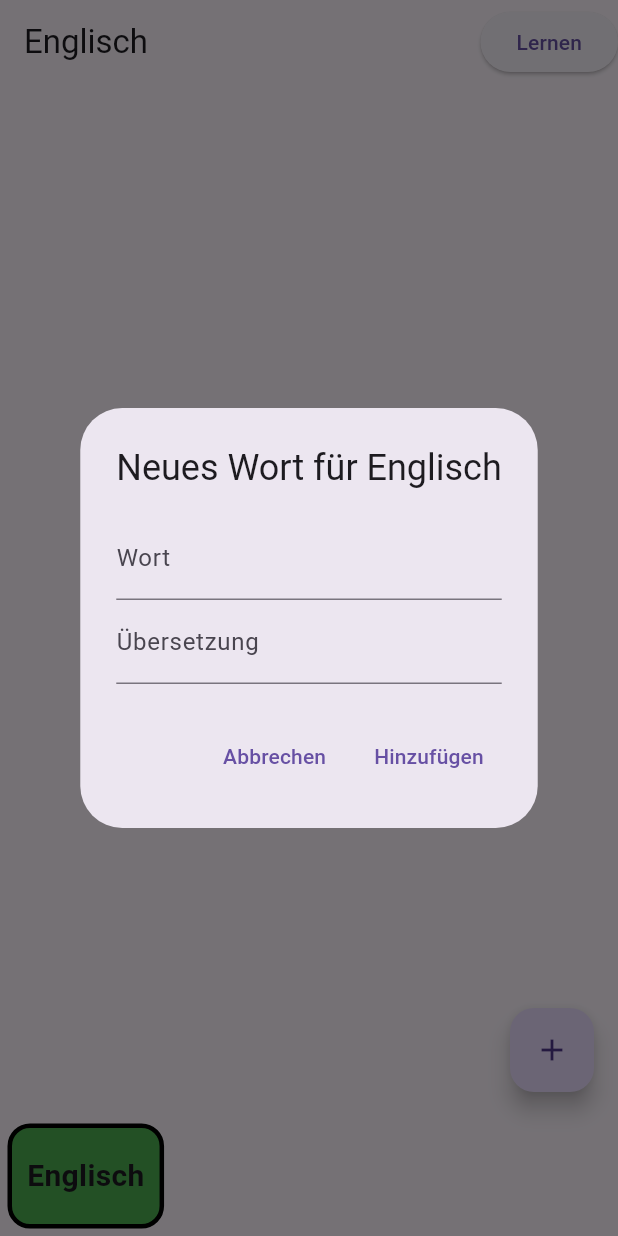
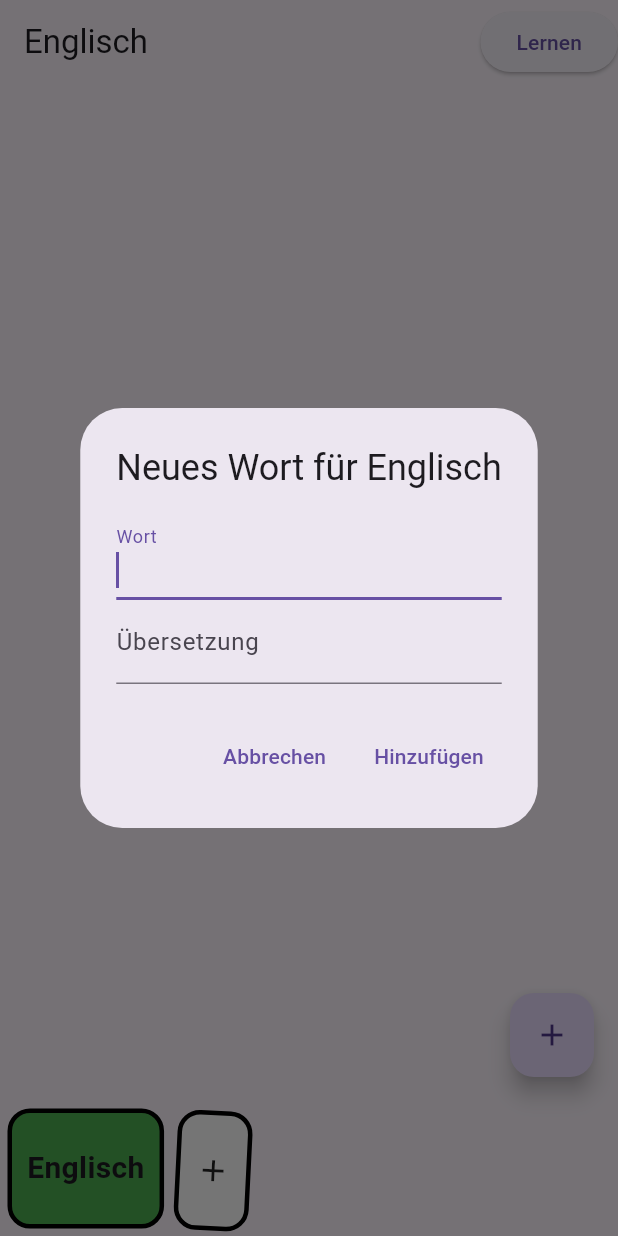
Before and after one commit to d-a-vi-d/voc_trainer, a Flutter app: the screen it shows after launch, after a tap on the "add" icon, on a phone screen of 412 x 824 dp. Run offline on Flutter 3.47's test engine with Material 3 defaults, Android fonts, the phone set to English and light mode, and no system bars; our stand-ins replace shared_preferences.

Commit message:
app funktionstüchtig!! icon der app zu ändern probiert aber noch nicht fertig geschafft

```diff
--- a/lib/screens/home_screen.dart
+++ b/lib/screens/home_screen.dart
@@ -1,11 +1,7 @@
-import 'dart:math';
-
 import 'package:flutter/material.dart';
-import '../widgets/language_bar.dart';
 import 'voc_screen.dart';
 import 'learn_mode_screen.dart';
 import '../services/word_service.dart';
-import '../models/word.dart';
 
 class HomeScreen extends StatefulWidget {
   const HomeScreen({super.key});
@@ -29,6 +25,7 @@ class _HomeScreenState extends State<HomeScreen> {
       builder: (context) => AlertDialog(
         title: const Text('Sprache hinzufügen'),
         content: TextField(
+          autofocus: true,
           controller: controller,
           decoration: const InputDecoration(labelText: 'Sprache'),
         ),
@@ -53,7 +50,8 @@ class _HomeScreenState extends State<HomeScreen> {
     );
   }
 
-  void _deleteLanguage(String lang) {
+  void _deleteLanguageDialog(int index) {
+    final lang = WordService.languages[index];
     showDialog(
       context: context,
       builder: (context) => AlertDialog(
@@ -66,8 +64,11 @@ class _HomeScreenState extends State<HomeScreen> {
             child: const Text('Abbrechen'),
           ),
           TextButton(
-            onPressed: () {
-              WordService.removeLanguage(lang);
+            onPressed: () async {
+              if (index <= selectedLangIndex) {
+                selectedLangIndex -= 1;
+              }
+              await WordService.removeLanguage(lang);
               setState(() {});
               Navigator.pop(context);
             },
@@ -101,9 +102,6 @@ class _HomeScreenState extends State<HomeScreen> {
   Widget build(BuildContext context) {
     final currentLang = WordService.languages[selectedLangIndex];
 
-    const Color mainGreen = Color(0xFF4CB78A);
-    const Color accentGreen = Color(0xFF7DD8A7);
-
     return Scaffold(
       appBar: AppBar(
         title: Text(currentLang),
@@ -123,17 +121,22 @@ class _HomeScreenState extends State<HomeScreen> {
       ),
       body: VocScreen(language: currentLang),
       bottomNavigationBar: SizedBox(
-        height: 80,
-
-
+        height: 90,
         child: ReorderableListView(
           proxyDecorator: (Widget child, int index, Animation<double> animation) => _buildLanguagetile(index),
           scrollDirection: Axis.horizontal,
-          onReorder: (int oldIndex, int newIndex) {
+          onReorder: (int index, int newIndex) {
+            final plusIndex = WordService.languages.length + 1;
+
+            if (newIndex == plusIndex) {
+              _deleteLanguageDialog(index);
+              return;
+            }
+
             setState(() {
-              if (oldIndex < newIndex) newIndex -= 1;
+              if (index < newIndex) newIndex -= 1;
               final previouslySelected = WordService.languages[selectedLangIndex];
-              final String item = WordService.languages.removeAt(oldIndex);
+              final String item = WordService.languages.removeAt(index);
               WordService.languages.insert(newIndex, item);
 
               selectedLangIndex = WordService.languages.indexOf(previouslySelected);
@@ -153,6 +156,29 @@ class _HomeScreenState extends State<HomeScreen> {
                 key: Key('$index'),
                 child: _buildLanguagetile(index)
               ),
+            GestureDetector(
+              onTap: (){
+                _addLanguageDialog();
+                setState(() {
+                });
+              },
+              onLongPress: () {},
+              key: Key('add/ delete Button'),
+              child: Container(
+                margin: const EdgeInsets.all(5),
+                decoration: BoxDecoration(
+                  color: Colors.white,
+                  borderRadius: BorderRadius.circular(15),
+                  border: Border.all(color: Colors.black, width: 3),
+                ),
+                alignment: Alignment.center,
+                padding: const EdgeInsets.all(10),
+                transform: Matrix4.rotationZ(0.05),
+                child: Icon(Icons.add)
+              ),
+            )
+
+
           ],
         )
         // child: LanguageBar(
--- a/lib/screens/voc_screen.dart
+++ b/lib/screens/voc_screen.dart
@@ -18,6 +18,7 @@ class VocScreen extends StatefulWidget {
           mainAxisSize: MainAxisSize.min,
           children: [
             TextField(
+              autofocus: true,
               controller: wordController,
               decoration: const InputDecoration(labelText: 'Wort'),
             ),
--- a/lib/widgets/language_bar.dart
+++ b/lib/widgets/language_bar.dart
@@ -107,6 +107,8 @@ class LanguageBar extends StatelessWidget {
               ),
               child: GestureDetector(
                 onTap: () => onSelect(i),
+
+
                 child: Container(
                   width: 70,
                   padding: const EdgeInsets.all(12),
@@ -126,6 +128,8 @@ class LanguageBar extends StatelessWidget {
                     ),
                   ),
                 ),
+
+
               ),
             ),
           );
--- a/pubspec.yaml
+++ b/pubspec.yaml
@@ -40,6 +40,12 @@ dependencies:
 dev_dependencies:
   flutter_test:
     sdk: flutter
+  flutter_launcher_icons: ^0.13.1
+
+flutter_launcher_icons:
+  android: true
+  ios: true
+  image_path: "assets/icon/app_icon.png"
 
   # The "flutter_lints" package below contains a set of recommended lints to
   # encourage good coding practices. The lint set provided by the package is
```
Also changed, not shown: lib/services/word_service.dart (+14 -0 lines), assets/icon/app_icon.png (added), pubspec.lock.
